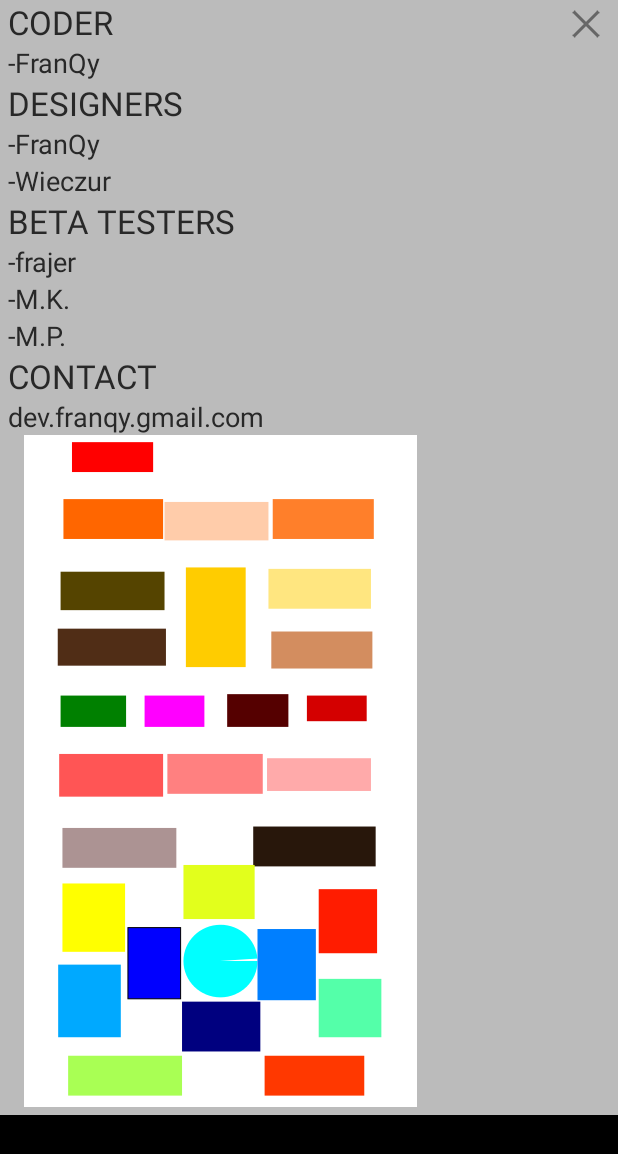
After one commit to FranQy/PilotPC-Android, an Android app: the layout authors.xml on its own in the app's theme, with its tools: preview values and no code run, on a phone screen of 412 x 824 dp. The commit adds this screen. Shown: the top 1154 px of the screen. Run offline under Robolectric (Android 15) with nearby library versions, the phone set to English and light mode, and no system bars.

Commit message:
"some" changes ;)

```diff
--- a/socketclient/src/main/java/com/example/socketclient/fileOperation.java
+++ b/socketclient/src/main/java/com/example/socketclient/fileOperation.java
@@ -45,8 +45,8 @@ public class fileOperation {
         } catch (Exception e) {
             e.printStackTrace();
 
-            pilot Pilot1 = new pilot();
-            Pilot1.showcos();
+          //  pilot Pilot1 = new pilot();
+           // Pilot1.showcos();
         }
 
 
--- a/socketclient/src/main/java/com/example/socketclient/pilot.java
+++ b/socketclient/src/main/java/com/example/socketclient/pilot.java
@@ -55,12 +55,12 @@ public class pilot   {
 
     }
 
-    public void showcos()
+  /*  public void showcos()
     {
         DialogFragment dialasd = new hostNameDialog();
         dialasd.show(pilot.activity.getFragmentManager(), "asd");
     }
-
+*/
     public pilot() {
 
     }
--- a/socketclient/src/main/java/com/example/socketclient/przyciski.java
+++ b/socketclient/src/main/java/com/example/socketclient/przyciski.java
@@ -14,7 +14,7 @@ import android.view.MotionEvent;
 import android.view.View;
 
 import android.widget.ImageView;
-import android.widget.LinearLayout;
+
 import android.widget.SlidingDrawer;
 import android.widget.TextView;
 
--- /dev/null
+++ b/socketclient/src/main/res/layout/authors.xml
@@ -0,0 +1,141 @@
+<?xml version="1.0" encoding="utf-8"?>
+
+<LinearLayout xmlns:android="http://schemas.android.com/apk/res/android"
+              android:orientation="horizontal"
+              android:layout_width="fill_parent"
+              android:layout_height="wrap_content"
+              android:paddingLeft="5dp"
+              android:paddingRight="5dp"
+              android:paddingBottom="5dp"
+              android:background="#bbbbbb">
+
+    <LinearLayout
+            android:orientation="vertical"
+            android:layout_width="284dp"
+            android:layout_height="wrap_content"
+            android:layout_gravity="left|center_vertical"
+            android:background="#bbbbbb">
+
+        <TextView
+                android:layout_width="wrap_content"
+                android:layout_height="wrap_content"
+                android:textAppearance="?android:attr/textAppearanceLarge"
+                android:text="CODER"
+                android:id="@+id/textView"
+                android:layout_gravity="left|center_vertical"
+                android:textColor="@color/infoAuthorTxT"/>
+
+        <TextView
+                android:layout_width="wrap_content"
+                android:layout_height="wrap_content"
+                android:textAppearance="?android:attr/textAppearanceMedium"
+                android:text="-FranQy"
+                android:id="@+id/textView2"
+                android:layout_gravity="left|center_vertical"
+                android:textColor="@color/infoAuthorTxT"/>
+
+        <TextView
+                android:layout_width="wrap_content"
+                android:layout_height="wrap_content"
+                android:textAppearance="?android:attr/textAppearanceLarge"
+                android:text="DESIGNERS"
+                android:id="@+id/textView3"
+                android:layout_gravity="left|center_vertical"
+                android:textColor="@color/infoAuthorTxT"/>
+
+        <TextView
+                android:layout_width="wrap_content"
+                android:layout_height="wrap_content"
+                android:textAppearance="?android:attr/textAppearanceMedium"
+                android:text="-FranQy"
+                android:id="@+id/textView4"
+                android:layout_gravity="left|center_vertical"
+                android:textColor="@color/infoAuthorTxT"/>
+
+        <TextView
+                android:layout_width="wrap_content"
+                android:layout_height="wrap_content"
+                android:textAppearance="?android:attr/textAppearanceMedium"
+                android:text="-Wieczur"
+                android:id="@+id/textView5"
+                android:layout_gravity="left|center_vertical"
+                android:textColor="@color/infoAuthorTxT"/>
+
+        <TextView
+                android:layout_width="wrap_content"
+                android:layout_height="wrap_content"
+                android:textAppearance="?android:attr/textAppearanceLarge"
+                android:text="BETA TESTERS"
+                android:id="@+id/textView6"
+                android:layout_gravity="left|center_vertical"
+                android:textColor="@color/infoAuthorTxT"/>
+
+        <TextView
+                android:layout_width="wrap_content"
+                android:layout_height="wrap_content"
+                android:textAppearance="?android:attr/textAppearanceMedium"
+                android:text="-frajer"
+                android:id="@+id/textView7"
+                android:layout_gravity="left|center_vertical"
+                android:textColor="@color/infoAuthorTxT"/>
+
+        <TextView
+                android:layout_width="wrap_content"
+                android:layout_height="wrap_content"
+                android:textAppearance="?android:attr/textAppearanceMedium"
+                android:text="-M.K."
+                android:id="@+id/textView8"
+                android:layout_gravity="left|center_vertical"
+                android:textColor="@color/infoAuthorTxT"/>
+
+        <TextView
+                android:layout_width="wrap_content"
+                android:layout_height="wrap_content"
+                android:textAppearance="?android:attr/textAppearanceMedium"
+                android:text="-M.P."
+                android:id="@+id/textView9"
+                android:layout_gravity="left|center_vertical"
+                android:textColor="@color/infoAuthorTxT"/>
+
+        <TextView
+                android:layout_width="wrap_content"
+                android:layout_height="wrap_content"
+                android:textAppearance="?android:attr/textAppearanceLarge"
+                android:text="CONTACT"
+                android:id="@+id/textView10"
+                android:layout_gravity="left|center_vertical"
+                android:textColor="@color/infoAuthorTxT"/>
+
+        <TextView
+                android:layout_width="wrap_content"
+                android:layout_height="wrap_content"
+                android:textAppearance="?android:attr/textAppearanceMedium"
+                android:text="dev.franqy.gmail.com"
+                android:id="@+id/textView11"
+                android:layout_gravity="left|center_vertical"
+                android:textColor="@color/infoAuthorTxT"/>
+
+        <ImageView
+                android:layout_width="wrap_content"
+                android:layout_height="wrap_content"
+                android:id="@+id/imageView"
+                android:layout_gravity="center"
+                android:src="@drawable/przyciski"/>
+
+    </LinearLayout>
+
+    <RelativeLayout
+            android:layout_width="fill_parent"
+            android:layout_height="fill_parent">
+
+        <Button
+                android:layout_width="wrap_content"
+                android:layout_height="wrap_content"
+                android:id="@+id/closeInfo"
+                android:layout_gravity="center_horizontal|top"
+                android:background="@drawable/ic_list_remove"
+                android:layout_alignParentTop="true"
+                android:layout_alignParentRight="true"/>
+    </RelativeLayout>
+
+</LinearLayout>
--- /dev/null
+++ b/socketclient/src/main/res/values/colors.xml
@@ -0,0 +1,3 @@
+<?xml version="1.0" encoding="utf-8"?>
+<resources>
+<color name="infoAuthorTxT">#282828</color></resources>
```
Also changed, not shown: socketclient/src/main/java/com/example/socketclient/MainActivity.java (+10 -1 lines), socketclient/src/main/java/com/example/socketclient/menu.java (+50 -2 lines), socketclient/src/main/res/layout/list_item_example2.xml (+10 -8 lines), socketclient/src/main/res/layout/pilot_layout.xml (+23 -2 lines), socketclient/src/main/res/drawable-hdpi/ic_list_remove.png (added), socketclient/src/main/res/drawable-hdpi/info.png (added), socketclient/src/main/res/drawable-hdpi/przyciski.png (added), socketclient/src/main/res/drawable-mdpi/ic_list_remove.png (added), socketclient/src/main/res/drawable-xhdpi/ic_list_remove.png (added), socketclient/src/main/res/drawable/tlopilot.jpg (added).
